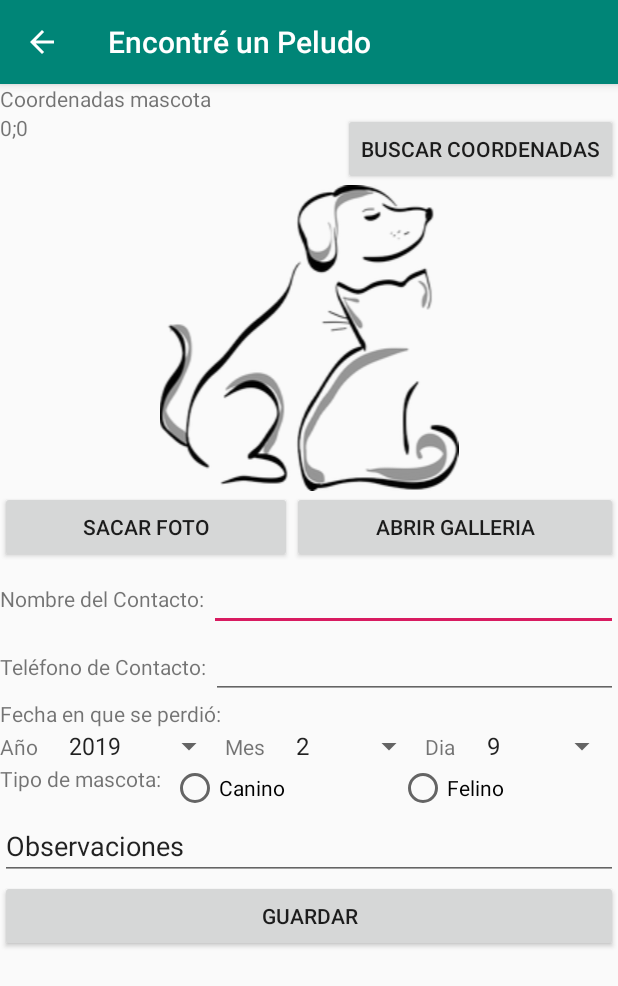
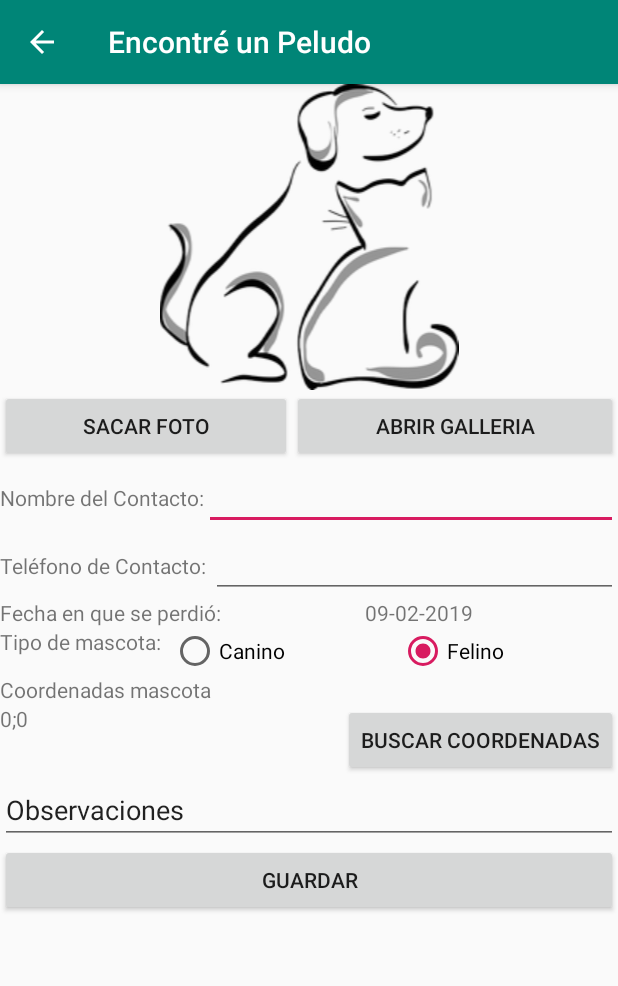
Before and after one commit to Brunix2018/TP_Huellitas, an Android app: the screen it shows after launch (MainActivity), in the side drawer, after a tap on "Encontré un Peludo", on a phone screen of 412 x 824 dp. Shown: the top 986 px of the screen. Run offline under Robolectric (Android 15) with nearby library versions, the phone set to English and light mode, and no system bars.

Commit message:
Se corrigen errores en el ciclo de vida de los fragment, segunda etapa

```diff
--- a/app/build.gradle
+++ b/app/build.gradle
@@ -23,6 +23,7 @@ dependencies {
     implementation 'com.android.support:appcompat-v7:28.0.0'
     implementation 'com.android.support.constraint:constraint-layout:1.1.3'
     implementation 'com.android.support:design:28.0.0'
+    implementation 'com.android.support:support-v4:28.0.0'
     testImplementation 'junit:junit:4.12'
     androidTestImplementation 'com.android.support.test:runner:1.0.2'
     androidTestImplementation 'com.android.support.test.espresso:espresso-core:3.0.2'
--- a/app/src/main/java/ar/edu/utn/frsf/isi/dam/TP_Huellitas/ExtraviadoFragment.java
+++ b/app/src/main/java/ar/edu/utn/frsf/isi/dam/TP_Huellitas/ExtraviadoFragment.java
@@ -14,18 +14,19 @@ import android.support.v4.content.ContextCompat;
 import android.view.LayoutInflater;
 import android.view.View;
 import android.view.ViewGroup;
-import android.widget.ArrayAdapter;
 import android.widget.Button;
 import android.widget.EditText;
 import android.widget.ImageView;
 import android.widget.RadioButton;
 import android.widget.RadioGroup;
-import android.widget.Spinner;
 import android.widget.TextView;
+import android.widget.Toast;
 
 import java.io.File;
 import java.io.IOException;
-import java.util.Calendar;
+import java.text.ParseException;
+import java.text.SimpleDateFormat;
+import java.util.Date;
 
 import ar.edu.utn.frsf.isi.dam.TP_Huellitas.Modelo.ReporteExtravio;
 
@@ -42,9 +43,7 @@ public class ExtraviadoFragment extends Fragment {
     private EditText edtNombreContacto;
     private EditText edtTelContacto;
     private EditText edtNombreMascota;
-    private Spinner lstAnio;
-    private Spinner lstMes;
-    private Spinner lstDia;
+
     private RadioGroup optTipo;
     private RadioButton optCanino;
     private RadioButton optFelino;
@@ -53,18 +52,15 @@ public class ExtraviadoFragment extends Fragment {
     private TextView nombMascota;
     private String pathFoto="";
     private String fragmentTag;
+    private TextView tvFecha;
+    private String unaFecha;
+    private Date hoy;
+    private SimpleDateFormat formatDate;
 
-
-    private String[] meses = {"1","2","3","4","5","6","7","8","9","10","11","12"};
-    private String[] anios = {"2018","2019","2020"};
-    private String[] dias = {"1","2","3","4","5","6","7","8","9","10","11","12","13","14","15","16","17","18","19","20","21","22","23","24","25","26","27","28","29","30","31"};
-
-
-
-
-
-
-
+    public void setTvFecha(String unfecha) {
+        unaFecha=unfecha;
+        System.out.println("fecha mal: "+verificarFechaMal(unfecha));
+    }
 
 
     /************** OnNuevoLugarListener *********************/
@@ -74,8 +70,8 @@ public class ExtraviadoFragment extends Fragment {
         public void obtenerCoordenadas(String fragmentTag);
         public void sacarFoto(String fragmentTag);
         public void cargarGaleria(String fragmentTag);
-       // public void guardarReporte(ReporteExtravio unReporte);
-
+        public void guardarReporte(String fragmentTag,ReporteExtravio unReporte);
+        public void iniciarCalendario(String fragmentTag);
 
     }
 
@@ -89,12 +85,12 @@ public class ExtraviadoFragment extends Fragment {
         return unReporte;
     }
 
-    public void setUnReporte(ReporteExtravio unReporte) {
+   /* public void setUnReporte(ReporteExtravio unReporte) {
         this.unReporte = unReporte;
 
         cargarDatos();
         cargarFoto();
-    }
+    }*/
 
     public coordenadasListener getListener() {
         return listener;
@@ -131,18 +127,26 @@ public class ExtraviadoFragment extends Fragment {
         edtNombreContacto = v.findViewById(R.id.edtNombreContacto);
         edtTelContacto = v.findViewById(R.id.edtTelContacto);
         edtNombreMascota = v.findViewById(R.id.edtNombreMascota );
-        lstAnio = v.findViewById(R.id.lstAnio);
-        lstAnio.setAdapter(new ArrayAdapter<String>(this.getActivity(), android.R.layout.simple_spinner_item, anios));
-        lstAnio.setSelection(1);
-        lstMes = v.findViewById(R.id.lstMes);
-        lstMes.setAdapter(new ArrayAdapter<String>(this.getActivity(), android.R.layout.simple_spinner_item, meses));
-        lstMes.setSelection(Calendar.getInstance().get(Calendar.MONTH));
-        lstDia = v.findViewById(R.id.lstDia);
-        lstDia.setAdapter(new ArrayAdapter<String>(this.getActivity(), android.R.layout.simple_spinner_item, dias));
-        lstDia.setSelection(Calendar.getInstance().get(Calendar.DAY_OF_MONTH)-1);
+
+
+        tvFecha= v.findViewById(R.id.tvFecha);
+
+
+        tvFecha.setText(unaFecha);
+
+        tvFecha.setOnClickListener(new View.OnClickListener() {
+            @Override
+            public void onClick(View view) {
+                listener.iniciarCalendario(fragmentTag);
+            }
+        });
+
+
         optTipo = v.findViewById(R.id.optTipo);
         optCanino = v.findViewById(R.id.optCanino);
+        optCanino.setChecked(!unReporte.isEsgato());
         optFelino = v.findViewById(R.id.optFelino);
+        optFelino.setChecked(unReporte.isEsgato());
         btnGalleria = v.findViewById(R.id.btnGalleria);
         btnGalleria.setOnClickListener(new View.OnClickListener() {
             @Override
@@ -164,6 +168,40 @@ public class ExtraviadoFragment extends Fragment {
 
         nombMascota = v.findViewById(R.id.nombMascota);
         btnGuardar = v.findViewById(R.id.btnGuardar);
+        btnGuardar.setOnClickListener(new View.OnClickListener() {
+            @Override
+            public void onClick(View view) {
+
+
+               String incompleto="";
+
+                if (mascota_coord.getText().length()==3) incompleto = "Ingrese Coordenadas donde fue visto el animal";
+                if (edtNombreContacto.getText().length()==0) incompleto = "Ingrese un nombre de Contacto";
+                if (edtTelContacto.getText().length()==0) incompleto = "Ingrese un teléfono de contacto";
+                if (edtNombreMascota.getText().length()==0 && (fragmentTag == "optAnimalExtraviado")) incompleto = "Ingrese nombre de la Mascota";
+                if (verificarFechaMal(tvFecha.getText().toString())) incompleto = "La fecha debe ser menor a 6 meses de antiguedad";
+                if (pathFoto.length()==0) incompleto = "Ingrese foto del animal ";
+
+                if (incompleto !=""){
+                    Toast.makeText(getActivity(),incompleto,Toast.LENGTH_LONG).show();
+                }else {
+                    unReporte.setPathFoto(pathFoto);
+                    unReporte.setNombreContacto(mascota_coord.getText().toString());
+                    unReporte.setNombreMascota(edtNombreMascota.getText().toString());
+                    unReporte.setNombreContacto(edtNombreContacto.getText().toString());
+                    unReporte.setTelContacto(edtTelContacto.getText().toString());
+                    unReporte.setEsgato(optFelino.isChecked());
+                    unReporte.setFecha(tvFecha.getText().toString());
+                    Toast.makeText(getActivity(),"Reporte Guardado con éxito",Toast.LENGTH_LONG).show();
+                    vaciarDatos();
+                    listener.guardarReporte(fragmentTag,unReporte);
+
+                }
+
+
+            }
+        });
+
 
         btnFoto = (Button) v.findViewById(R.id.btnFoto);
         btnFoto.setOnClickListener(new View.OnClickListener() {
@@ -186,7 +224,10 @@ public class ExtraviadoFragment extends Fragment {
         });
 
         String coordenadas = "0;0";
-        if(getArguments()!=null) coordenadas = getArguments().getString("latLng","0;0");
+        if(getArguments()!=null) {
+            coordenadas = getArguments().getString("latLng","0;0");
+            getArguments().remove("latLng");
+        }
         mascota_coord.setText(coordenadas);
 
 
@@ -194,15 +235,17 @@ public class ExtraviadoFragment extends Fragment {
         if(this.getTag().equals("optAnimalExtraviado")){
             btnFoto.setEnabled(false);
             btnFoto.setVisibility(View.GONE);
+            unReporte.setContactoEsDuenio(true);
         }else{
             edtNombreMascota.setEnabled(false);
             edtNombreMascota.setVisibility(View.GONE);
             nombMascota.setVisibility(View.GONE);
-
+            unReporte.setContactoEsDuenio(false);
         }
-
+        cargarFoto();
         return v;
     }
+
 
     private void cargarFoto(){
 System.out.println("cargar foto "+this.pathFoto);
@@ -230,26 +273,48 @@ System.out.println("cargar foto "+this.pathFoto);
         }
     }
 
-    private void cargarDatos(){
+    private void vaciarDatos(){
 
-        System.out.println(unReporte.toString());
-        if (!unReporte.getNombreContacto().equals("")) {
+            unReporte= new ReporteExtravio();
             this.edtNombreContacto.setText(unReporte.getNombreContacto());
+
+            this.mascota_coord.setText(unReporte.getCoodenadas());
+
+            this.edtNombreMascota.setText(unReporte.getNombreMascota());
+
+            this.optFelino.setSelected(unReporte.isEsgato());
+
+            this.edtTelContacto.setText(unReporte.getTelContacto());
+
+            pathFoto="";
+            foto.setImageResource(R.drawable.catdog);
+            mascota_coord.setText("0;0");
+            unaFecha= formatDate.format(hoy);
+
+
+
+
+    }
+
+    private boolean verificarFechaMal(String fechaA){
+        // true: fecha mayor a 6 meses o a futuro
+        Date fechA= new Date();
+        try {
+            fechA= formatDate.parse(fechaA);
+        } catch (ParseException e) {
+            e.printStackTrace();
         }
-        if (!unReporte.getCoodenadas().equals("")) {
-            this.mascota_coord.setText(unReporte.getCoodenadas());
-        }
-        if (!unReporte.getNombreMascota().equals("")) {
-            this.edtNombreMascota.setText(unReporte.getNombreMascota());
-        }
-        if (!unReporte.isEsgato()) {
-            this.optFelino.setSelected(unReporte.isEsgato());
-        }
-        if (!unReporte.getTelContacto().equals("")) {
-            this.edtTelContacto.setText(unReporte.getTelContacto());
-        }
-        if (unReporte.getPathFoto() == null){
-            unReporte.setPathFoto("");
+
+        long diferencia = hoy.getTime()-fechA.getTime();
+        diferencia= diferencia/1000; // milisegundos
+        diferencia= diferencia/60/60; // horas y minutos
+
+
+        System.out.println("diferencia: "+diferencia);
+        if (( diferencia< 0) || (diferencia >4320)){
+            return true;
+        }else{
+            return false;
         }
 
 
@@ -260,6 +325,10 @@ System.out.println("cargar foto "+this.pathFoto);
 
         unReporte= new ReporteExtravio();
         fragmentTag=this.getTag();
+        hoy = new Date();
+        formatDate = new SimpleDateFormat("dd-MM-yyyy");
+        unaFecha=formatDate.format(hoy);
+
         super.onCreate(savedInstanceState);
         //inicializar variables a conservar
         System.out.println("************Fragmento  "+this.getTag()+" creado************");
@@ -286,15 +355,5 @@ System.out.println("cargar foto "+this.pathFoto);
         System.out.println("************Fragmento  "+this.getTag()+" Destruido************");
     }
 
-    /*public void onSaveInstanceState(Bundle outState) {
-        super.onSaveInstanceState(outState);
-        //outState.putString("reclamoDesc", reclamoDesc.getText().toString());
-        //outState.putString("mail", mail.getText().toString());
-        //outState.putString("mascota_coord", mascota_coord.getText().toString());
-       // outState.putString("pathFoto", unReporte.getPathFoto());
-
-
-
-    }*/
 
 }
--- a/app/src/main/res/layout/fragmento_animal_extraviado.xml
+++ b/app/src/main/res/layout/fragmento_animal_extraviado.xml
@@ -13,25 +13,6 @@
     android:layout_width="match_parent"
     android:layout_height="match_parent"
     tools:context=".ExtraviadoFragment">
-    <TextView
-        android:text="Coordenadas mascota"
-        android:layout_width="match_parent"
-        android:layout_height="wrap_content" />
-    <LinearLayout
-        android:orientation="horizontal"
-        android:layout_width="match_parent"
-        android:layout_height="wrap_content">
-        <TextView
-            android:id="@+id/mascota_coord"
-            android:layout_weight="1"
-            android:layout_width="wrap_content"
-            android:layout_height="match_parent" />
-        <Button
-            android:text="Buscar Coordenadas"
-            android:id="@+id/btnBuscarCoordenadas"
-            android:layout_width="wrap_content"
-            android:layout_height="match_parent" />
-    </LinearLayout>
 
 
     <ImageView
@@ -62,14 +43,34 @@
         android:layout_width="match_parent"
         android:layout_height="wrap_content"
         android:orientation="horizontal">
+
         <TextView
-        android:text="Nombre del Contacto: "
+            android:id="@+id/nombMascota"
+            android:layout_width="wrap_content"
+            android:layout_height="wrap_content"
+            android:text="Nombre de la Mascota: " />
+
+        <EditText
+            android:id="@+id/edtNombreMascota"
+            android:layout_width="match_parent"
+            android:layout_height="wrap_content"
+            android:inputType="text" />
+    </LinearLayout>
+    <LinearLayout
+        android:layout_width="match_parent"
+        android:layout_height="wrap_content"
+        android:orientation="horizontal">
+    <TextView
+        android:text="@string/nombre_del_contacto"
         android:layout_width="wrap_content"
         android:layout_height="wrap_content" />
+
         <EditText
             android:id="@+id/edtNombreContacto"
             android:layout_width="match_parent"
-        android:layout_height="wrap_content" />
+            android:layout_height="wrap_content"
+            android:autofillHints="Nombre"
+            android:inputType="text" />
     </LinearLayout>
     <LinearLayout
         android:layout_width="match_parent"
@@ -79,74 +80,39 @@
         android:text="Teléfono de Contacto: "
         android:layout_width="wrap_content"
         android:layout_height="wrap_content" />
+
         <EditText
             android:id="@+id/edtTelContacto"
             android:layout_width="match_parent"
-        android:layout_height="wrap_content" />
+            android:layout_height="wrap_content"
+            android:inputType="number" />
     </LinearLayout>
+
+
+
+
     <LinearLayout
         android:layout_width="match_parent"
         android:layout_height="wrap_content"
         android:orientation="horizontal">
 
         <TextView
-            android:id="@+id/nombMascota"
-            android:layout_width="wrap_content"
-            android:layout_height="wrap_content"
-            android:text="Nombre de la Mascota: " />
-    <EditText
-        android:id="@+id/edtNombreMascota"
-        android:layout_width="match_parent"
-        android:layout_height="wrap_content" />
-    </LinearLayout>
-
-    <TextView
-        android:text="Fecha en que se perdió:   "
-        android:layout_width="wrap_content"
-        android:layout_height="wrap_content" />
-    <LinearLayout
-        android:orientation="horizontal"
-        android:layout_width="match_parent"
-        android:layout_height="wrap_content">
-
-
-        <TextView
-            android:text="Año"
-            android:layout_width="wrap_content"
-            android:layout_weight="1"
-            android:layout_height="wrap_content" />
-        <Spinner
-            android:id="@+id/lstAnio"
             android:layout_width="wrap_content"
             android:layout_height="wrap_content"
             android:layout_weight="1"
-            android:scrollbars="vertical" />
+            android:text="Fecha en que se perdió:" />
+
         <TextView
-            android:text="Mes"
-            android:layout_width="wrap_content"
-            android:layout_weight="1"
-            android:layout_height="wrap_content" />
-        <Spinner
-            android:id="@+id/lstMes"
+            android:id="@+id/tvFecha"
             android:layout_width="wrap_content"
             android:layout_height="wrap_content"
             android:layout_weight="1"
-            android:scrollbars="vertical" />
-        <TextView
-            android:text="Dia"
-            android:layout_width="wrap_content"
-            android:layout_weight="1"
-            android:layout_height="wrap_content" />
+            android:text="Día / Mes / Año"
+             />
 
-        <Spinner
-            android:id="@+id/lstDia"
-            android:layout_width="wrap_content"
-            android:layout_height="wrap_content"
-            android:layout_weight="1"
-            android:scrollbars="vertical" />
+    </LinearLayout>
 
 
-    </LinearLayout>
 
     <LinearLayout
         android:layout_width="match_parent"
@@ -181,6 +147,25 @@
         </RadioGroup>
     </LinearLayout>
 
+    <TextView
+        android:text="Coordenadas mascota"
+        android:layout_width="match_parent"
+        android:layout_height="wrap_content" />
+    <LinearLayout
+        android:orientation="horizontal"
+        android:layout_width="match_parent"
+        android:layout_height="wrap_content">
+        <TextView
+            android:id="@+id/mascota_coord"
+            android:layout_weight="1"
+            android:layout_width="wrap_content"
+            android:layout_height="match_parent" />
+        <Button
+            android:text="Buscar Coordenadas"
+            android:id="@+id/btnBuscarCoordenadas"
+            android:layout_width="wrap_content"
+            android:layout_height="match_parent" />
+    </LinearLayout>
 
     <EditText
         android:id="@+id/observacionesPerdido"
--- a/app/src/main/res/values/strings.xml
+++ b/app/src/main/res/values/strings.xml
@@ -1,3 +1,7 @@
 <resources>
     <string name="app_name">TP_Huellitas</string>
+    <string name="nombre_del_contacto">Nombre del Contacto:</string>
+
+    <!-- TODO: Remove or change this placeholder text -->
+    <string name="hello_blank_fragment">Hello blank fragment</string>
 </resources>
--- a/build.gradle
+++ b/build.gradle
@@ -7,7 +7,7 @@ buildscript {
 
     }
     dependencies {
-        classpath 'com.android.tools.build:gradle:3.3.0'
+        classpath 'com.android.tools.build:gradle:3.3.1'
 
         // NOTE: Do not place your application dependencies here; they belong
         // in the individual module build.gradle files
```
Also changed, not shown: app/src/main/java/ar/edu/utn/frsf/isi/dam/TP_Huellitas/CalendarioFragment.java (added, +53 -0 lines), app/src/main/java/ar/edu/utn/frsf/isi/dam/TP_Huellitas/MainActivity.java (+57 -5 lines), app/src/main/java/ar/edu/utn/frsf/isi/dam/TP_Huellitas/Modelo/ReporteExtravio.java (+17 -32 lines), app/src/main/java/ar/edu/utn/frsf/isi/dam/TP_Huellitas/SinDuenioFragment.java (deleted, +0 -21 lines), app/src/main/res/layout/fragment_calendario.xml (added, +22 -0 lines), app/src/main/res/layout/fragmento_animal_sin_duenio.xml (deleted, +0 -116 lines). Lines whose indentation alone changed are shown as unchanged.
